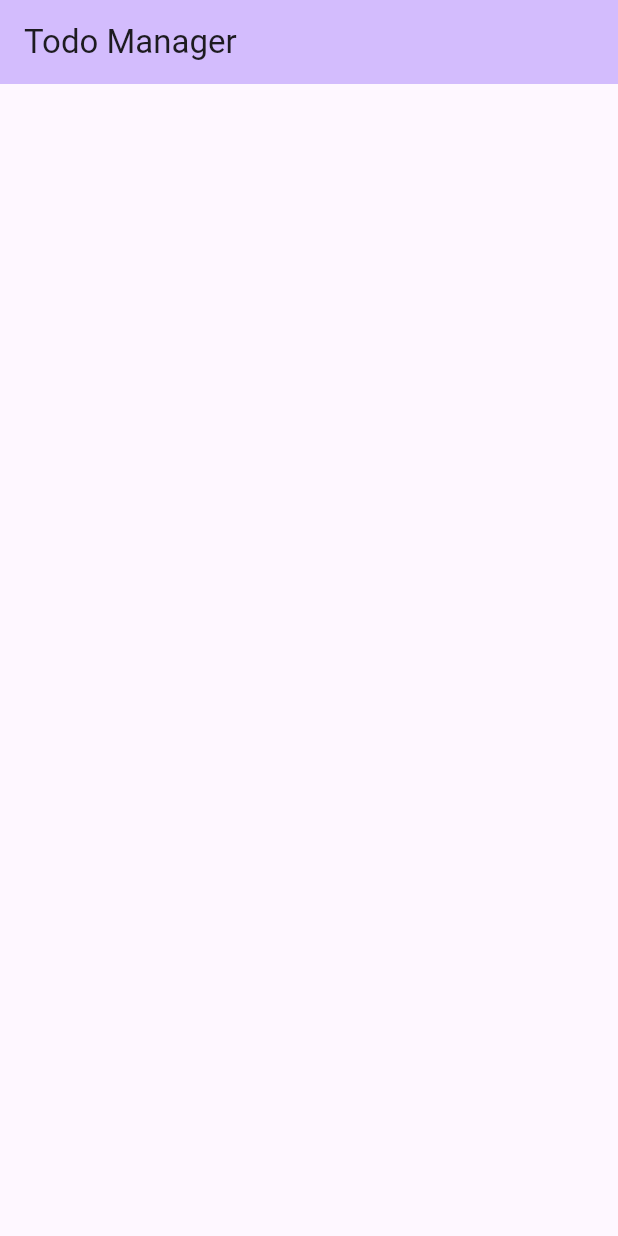
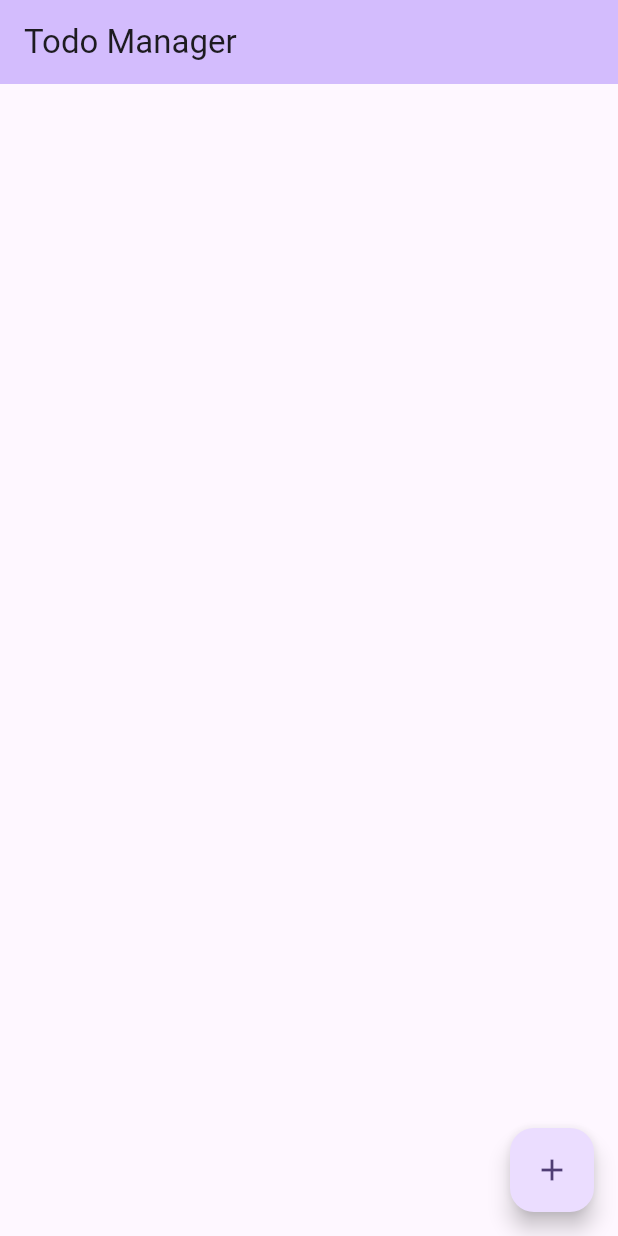
Before and after one commit to yogahp/flutter_todo_list, a Flutter app: the screen it shows after launch, on a phone screen of 412 x 824 dp. Run offline on Flutter 3.47's test engine with Material 3 defaults, Android fonts, the phone set to English and light mode, and no system bars.

Commit message:
Change floatingActionButton

```diff
--- a/lib/main.dart
+++ b/lib/main.dart
@@ -104,11 +104,11 @@ class _TodoListState extends State<TodoList> {
           children: <Widget>[],
         ),
       ),
-      // floatingActionButton: FloatingActionButton(
-      //   onPressed: _incrementCounter,
-      //   tooltip: 'Increment',
-      //   child: const Icon(Icons.add),
-      // ), // This trailing comma makes auto-formatting nicer for build methods.
+      floatingActionButton: FloatingActionButton(
+        onPressed: () => _displayDialog(),
+        tooltip: 'Add a Todo',
+        child: const Icon(Icons.add),
+      ), // This trailing comma makes auto-formatting nicer for build methods.
     );
   }
 }
```
